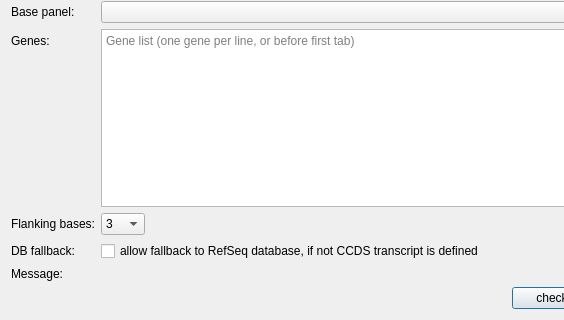
The window that src/GSvar/SubpanelDesignDialog.ui (imgag/ngs-bits) describes before a commit, drawn with Qt 5; both pictures show x 0 to 564 and y 112 to 432 of the 689 by 432 pixel window.
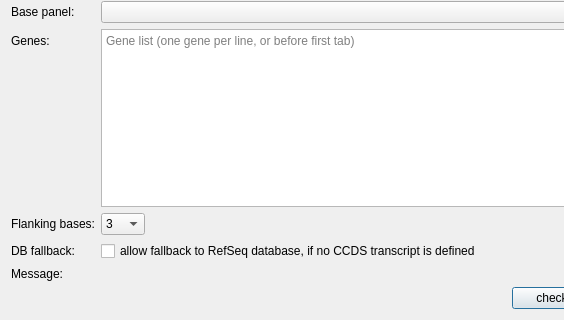
The same window after the commit.

Commit message: SubpanelDesignDialog: fixed typo

Diff of the .ui file:
```diff
--- a/src/GSvar/SubpanelDesignDialog.ui
+++ b/src/GSvar/SubpanelDesignDialog.ui
@@ -193,7 +193,7 @@
      <item>
       <widget class="QCheckBox" name="fallback">
        <property name="text">
-        <string>allow fallback to RefSeq database, if not CCDS transcript is defined</string>
+        <string>allow fallback to RefSeq database, if no CCDS transcript is defined</string>
        </property>
       </widget>
      </item>
```
